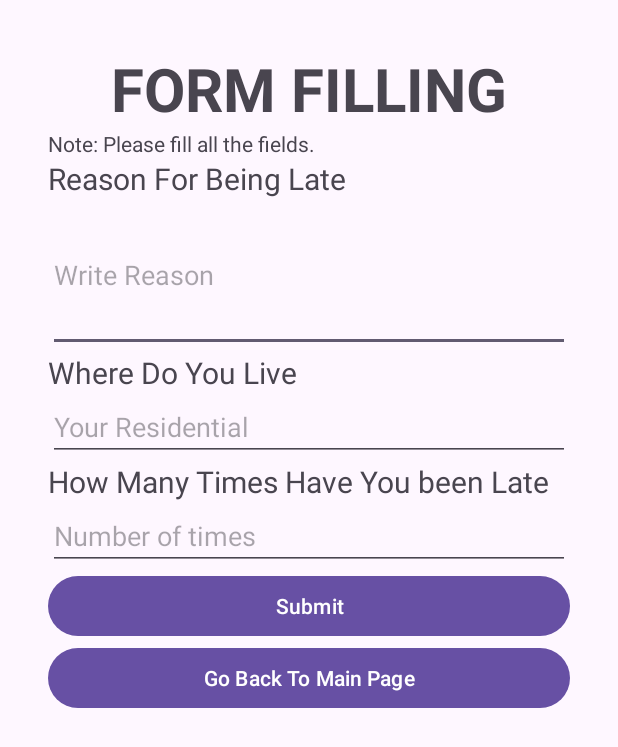
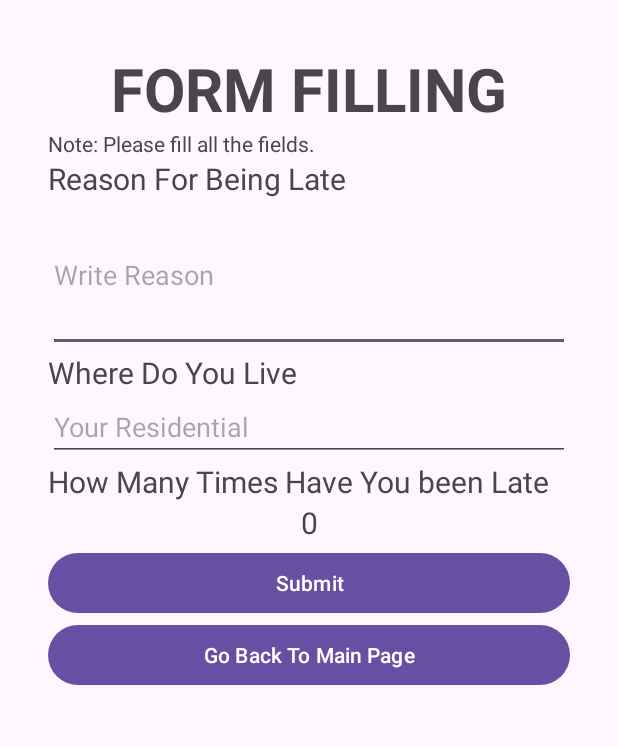
Before and after one commit to Yflow31/SummerProject, an Android app: the ApplyForForm screen opened directly, with no data from a screen before it, after a tap on "Submit", on a phone screen of 412 x 824 dp. Shown: the top 747 px of the screen. Run offline under Robolectric (Android 15) with nearby library versions, the phone set to English and light mode, and no system bars; our stand-ins replace Firebase (no records; nobody signed in at launch, a user with empty details on screens opened directly).

Commit message:
profile update done

```diff
--- a/app/src/main/AndroidManifest.xml
+++ b/app/src/main/AndroidManifest.xml
@@ -14,6 +14,9 @@
         android:supportsRtl="true"
         android:theme="@style/Theme.Summer_Project"
         tools:targetApi="31">
+        <activity
+            android:name=".WelcomePage"
+            android:exported="false" />
         <activity
             android:name=".ProfileUpdate"
             android:exported="false" />
--- a/app/src/main/java/com/somaiya/summer_project/ApplyForForm.kt
+++ b/app/src/main/java/com/somaiya/summer_project/ApplyForForm.kt
@@ -2,16 +2,17 @@ package com.somaiya.summer_project
 
 import android.content.Intent
 import android.os.Bundle
+import android.util.Log
 import android.widget.Button
 import android.widget.EditText
+import android.widget.TextView
 import androidx.activity.enableEdgeToEdge
 import androidx.activity.viewModels
 import androidx.appcompat.app.AppCompatActivity
 import androidx.lifecycle.lifecycleScope
-import com.google.firebase.Firebase
-import com.google.firebase.auth.FirebaseAuth
-import com.google.firebase.auth.FirebaseUser
-import com.google.firebase.auth.auth
+import com.google.firebase.auth.ktx.auth
+import com.google.firebase.firestore.FirebaseFirestore
+import com.google.firebase.ktx.Firebase
 import com.somaiya.summer_project.applyform.Model.ApplyFormData
 import com.somaiya.summer_project.applyform.Repository.RepositoryApplyForm
 import com.somaiya.summer_project.applyform.Repository.ViewModelApplyForm
@@ -23,11 +24,12 @@ class ApplyForForm : AppCompatActivity() {
 
     lateinit var reason_for_being_late: EditText
     lateinit var location: EditText
-    lateinit var times_late: EditText
+    lateinit var times_late: TextView
 
     lateinit var submit_btn: Button
     lateinit var backtomainbtn: Button
 
+    private lateinit var firestore: FirebaseFirestore
 
 
     private val applyFormRepository = RepositoryApplyForm()
@@ -48,19 +50,33 @@ class ApplyForForm : AppCompatActivity() {
         submit_btn = findViewById(R.id.submitbtn)
         backtomainbtn = findViewById(R.id.backtomainbtn)
 
+        firestore = FirebaseFirestore.getInstance()
+
         val user = Firebase.auth.currentUser
+
+        firestore.collection("ReasonsForAdmin")
+            .get()
+            .addOnCompleteListener { task ->
+                if (task.isSuccessful) {
+                    val count = task.result.size()
+                    times_late.text = count.toString()
+                    Log.d("times_late", "onCreate:{$times_late} ")
+                } else {
+                    Log.w("FirestoreCount", "Error getting documents.", task.exception)
+                }
+            }
+
 
         submit_btn.setOnClickListener {
             lifecycleScope.launch {
                 val reason = reason_for_being_late.text.toString()
                 val location = location.text.toString()
-                val times_late = times_late.text.toString()
                 val userid = user?.uid ?: ""
                 val email = user?.email ?: ""
 
 
-                if (reason.isNotEmpty() || location.isNotEmpty() || times_late.isNotEmpty()) {
-                    val form = ApplyFormData(reason,location,times_late,email,userid,reasonId = "")
+                if (reason.isNotEmpty() || location.isNotEmpty()) {
+                    val form = ApplyFormData(reason,location,times_late.text.toString(),email,userid,reasonId = "")
                     submitform(form)
                 }
             }
--- a/app/src/main/java/com/somaiya/summer_project/RecyclerReasons/MyAdapter.kt
+++ b/app/src/main/java/com/somaiya/summer_project/RecyclerReasons/MyAdapter.kt
@@ -57,6 +57,7 @@ class MyAdapter(
 
 
 
+
         when (applyformcurrent.approvalStatus) {
             ApprovalConstant.PENDING.name -> {
                 Log.d("STATUS", "PENDING")
--- a/app/src/main/java/com/somaiya/summer_project/applyform/Model/ApplyFormData.kt
+++ b/app/src/main/java/com/somaiya/summer_project/applyform/Model/ApplyFormData.kt
@@ -5,7 +5,7 @@ import com.somaiya.summer_project.utils.ApprovalConstant
 data class ApplyFormData(
     val reasonForBeingLate: String = "", // Provide default values
     val location: String = "",
-    val timesLate: String = "",
+    var timesLate: String = "",
     val email: String = "",
     var userId: String = "",
     var reasonId: String = "",
--- a/app/src/main/java/com/somaiya/summer_project/applyform/Repository/RepositoryApplyForm.kt
+++ b/app/src/main/java/com/somaiya/summer_project/applyform/Repository/RepositoryApplyForm.kt
@@ -14,6 +14,7 @@ class RepositoryApplyForm {
 
         val reasonId = firestore.collection("ReasonsForAdmin").document().id
         form.reasonId = reasonId
+
 
         user?.let {
 
--- a/app/src/main/res/layout/activity_apply_for_form.xml
+++ b/app/src/main/res/layout/activity_apply_for_form.xml
@@ -54,10 +54,12 @@
         android:text="How Many Times Have You been Late"
         android:textSize="20sp"/>
 
-    <EditText
+    <TextView
         android:id="@+id/times_late"
         android:layout_width="match_parent"
-        android:layout_height="wrap_content"
+        android:layout_height="30dp"
+        android:textSize="20sp"
+        android:textAlignment="center"
         android:hint="Number of times"/>
 
     <Button
--- a/app/src/main/res/layout/activity_sign_up.xml
+++ b/app/src/main/res/layout/activity_sign_up.xml
@@ -4,13 +4,14 @@
     xmlns:tools="http://schemas.android.com/tools"
     android:layout_width="match_parent"
     android:layout_height="match_parent"
+    android:padding="8dp"
     tools:context=".MainActivity">
+
 
     <ScrollView
         android:layout_width="match_parent"
         android:layout_height="match_parent"
-        android:layout_centerInParent="true"
-        android:layout_marginHorizontal="12dp">
+        android:layout_centerInParent="true">
 
         <LinearLayout
             android:layout_width="match_parent"
```
Also changed, not shown: app/src/main/java/com/somaiya/summer_project/WelcomePage.kt (added, +16 -0 lines), app/src/main/res/layout/activity_welcome_page.xml (added, +20 -0 lines), app/src/main/res/drawable/welcomepage.jpg (added).
